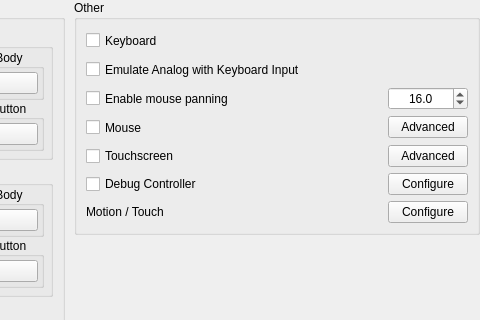
QuantumGhost/yuzu, file src/yuzu/configuration/configure_input_advanced.ui: the form before one commit; both pictures show x 341 to 821 and y 0 to 320 of the 821 by 583 pixel window.
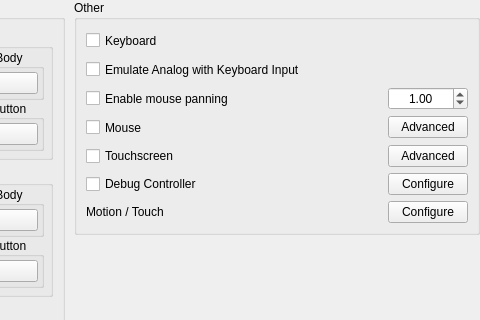
The form after the commit.

Diff of the .ui file:
```diff
--- a/src/yuzu/configuration/configure_input_advanced.ui
+++ b/src/yuzu/configuration/configure_input_advanced.ui
@@ -2578,19 +2578,19 @@
                         <set>Qt::AlignCenter</set>
                       </property>
                       <property name="decimals">
-                        <number>1</number>
+                        <number>2</number>
                       </property>
                       <property name="minimum">
                         <double>0.100000000000000</double>
                       </property>
                       <property name="maximum">
-                        <double>32.000000000000000</double>
+                        <double>16.000000000000000</double>
                       </property>
                       <property name="singleStep">
                         <double>0.100000000000000</double>
                       </property>
                       <property name="value">
-                        <double>16.000000000000000</double>
+                        <double>1.000000000000000</double>
                       </property>
                     </widget>
                 </item>
```
Left out of the diff: 5 changed lines with no effect on the pictures.
